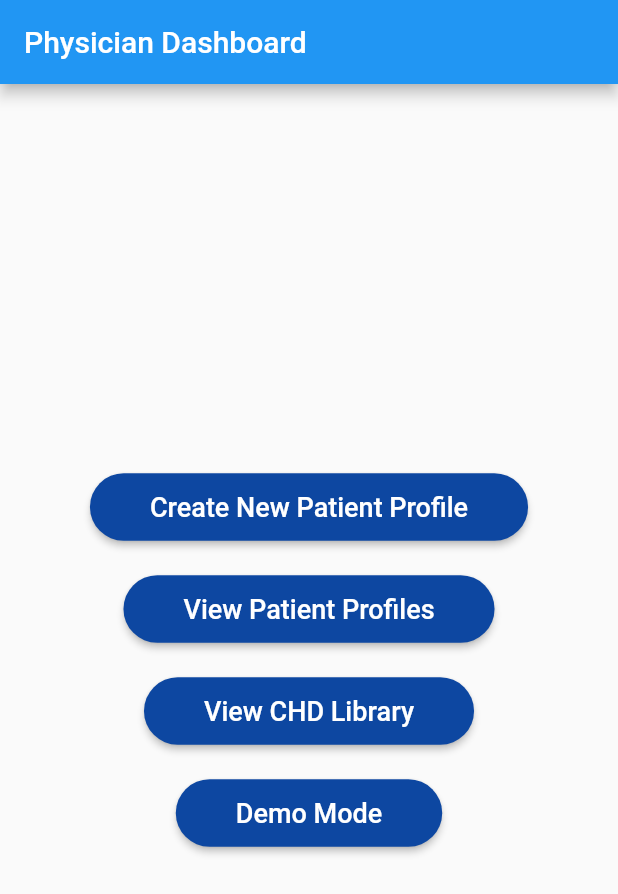
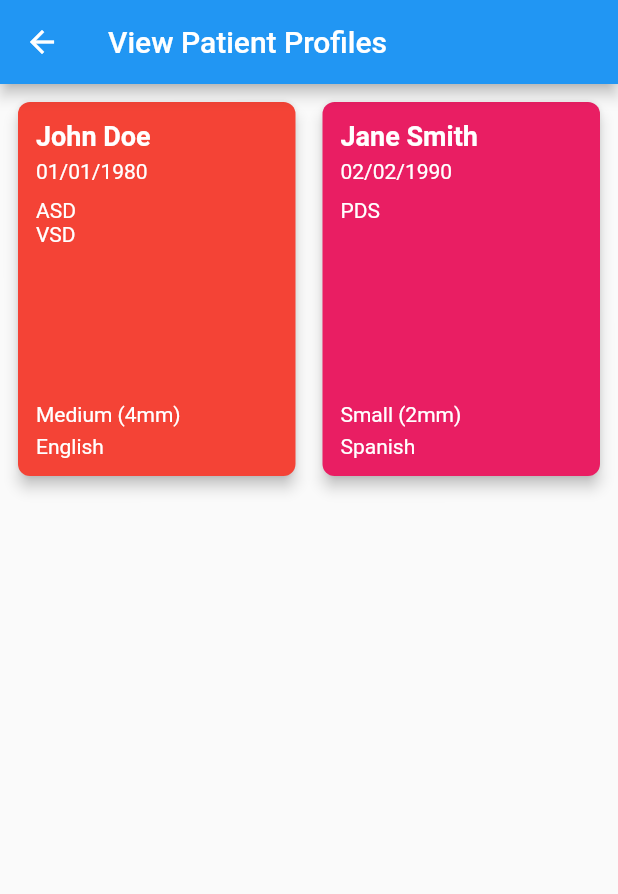
Before and after one commit to RitulSoni/I-Heart-App, a Flutter app: the PhysicianDashboard screen opened directly, after a tap on "View Patient Profiles", on a phone screen of 412 x 824 dp. Shown: the top 894 px of the screen. Run offline on Flutter 3.47's test engine with Material 2 defaults, Android fonts, the light colour scheme and no system bars; missing offline and left inert: model_viewer_plus.

Commit message:
added the view patient functionality

```diff
--- a/my_app/lib/PhyscianDash/physician_dashboard.dart
+++ b/my_app/lib/PhyscianDash/physician_dashboard.dart
@@ -2,6 +2,7 @@ import 'package:flutter/material.dart';
 import '../main.dart'; // Import MainPage from main.dart
 import 'chd_lib.dart'; // Import CHDLib
 import 'patient_profile.dart'; // Import PaitentProfile
+import 'view_profile.dart'; //import the profile viewer
 
 class PhysicianDashboard extends StatelessWidget {
   const PhysicianDashboard({Key? key}) : super(key: key);
@@ -41,6 +42,10 @@ class PhysicianDashboard extends StatelessWidget {
             const SizedBox(height: 20),
             _customButton(context, 'View Patient Profiles', () {
               // TODO: Implement view patient profiles functionality
+              Navigator.push(
+                context,
+                MaterialPageRoute(builder: (context) =>  ViewProfile()),
+              );
             }),
             const SizedBox(height: 20),
             _customButton(context, 'View CHD Library', () {
@@ -56,7 +61,7 @@ class PhysicianDashboard extends StatelessWidget {
               Navigator.push(
                 context,
                 MaterialPageRoute(
-                    builder: (context) => MainPage(title: 'Model Viewer Demo')),
+                    builder: (context) => const MainPage(title: 'Model Viewer Demo')),
               );
             }),
           ],
--- /dev/null
+++ b/my_app/lib/PhyscianDash/view_profile.dart
@@ -0,0 +1,100 @@
+import 'package:flutter/material.dart';
+
+class ViewProfile extends StatefulWidget {
+  @override
+  _ViewProfileState createState() => _ViewProfileState();
+}
+
+class _ViewProfileState extends State<ViewProfile> {
+  // Mock patient data
+  List<Map<String, dynamic>> patients = [
+    {
+      'name': 'John Doe',
+      'birthday': '01/01/1980',
+      'defects': ['ASD', 'VSD'],
+      'size': 'Medium (4mm)',
+      'statements': ['Surgery may be required'],
+      'language': 'English'
+    },
+    {
+      'name': 'Jane Smith',
+      'birthday': '02/02/1990',
+      'defects': ['PDS'],
+      'size': 'Small (2mm)',
+      'statements': ['Your defect is likely to close on its own'],
+      'language': 'Spanish'
+    },
+    // Add more mock patients here
+  ];
+
+  @override
+  Widget build(BuildContext context) {
+    return Scaffold(
+      appBar: AppBar(title: const Text('View Patient Profiles')),
+      body: Padding(
+        padding: const EdgeInsets.all(8.0),
+        child: GridView.builder(
+          itemCount: patients.length,
+          gridDelegate: SliverGridDelegateWithFixedCrossAxisCount(
+            crossAxisCount: 2,
+            mainAxisSpacing: 10,
+            crossAxisSpacing: 10,
+            childAspectRatio: 0.75,
+          ),
+          itemBuilder: (BuildContext context, int index) {
+            return Card(
+              color: Colors.primaries[index % Colors.primaries.length],
+              elevation: 4,
+              shape: RoundedRectangleBorder(
+                borderRadius: BorderRadius.circular(8),
+              ),
+              child: Padding(
+                padding: const EdgeInsets.all(12.0),
+                child: Column(
+                  crossAxisAlignment: CrossAxisAlignment.start,
+                  children: [
+                    Text(
+                      patients[index]['name'],
+                      style: TextStyle(
+                        fontSize: 18,
+                        fontWeight: FontWeight.bold,
+                        color: Colors.white,
+                      ),
+                    ),
+                    SizedBox(height: 5),
+                    Text(
+                      patients[index]['birthday'],
+                      style: TextStyle(color: Colors.white),
+                    ),
+                    SizedBox(height: 10),
+                    Expanded(
+                      child: ListView.builder(
+                        itemCount: patients[index]['defects'].length,
+                        itemBuilder: (BuildContext context, int subIndex) {
+                          return Text(
+                            patients[index]['defects'][subIndex],
+                            style: TextStyle(color: Colors.white),
+                          );
+                        },
+                      ),
+                    ),
+                    SizedBox(height: 5),
+                    Text(
+                      patients[index]['size'],
+                      style: TextStyle(color: Colors.white),
+                    ),
+                    SizedBox(height: 5),
+                    Text(
+                      patients[index]['language'],
+                      style: TextStyle(color: Colors.white),
+                    ),
+                  ],
+                ),
+              ),
+            );
+          },
+        ),
+      ),
+    );
+  }
+}
```
